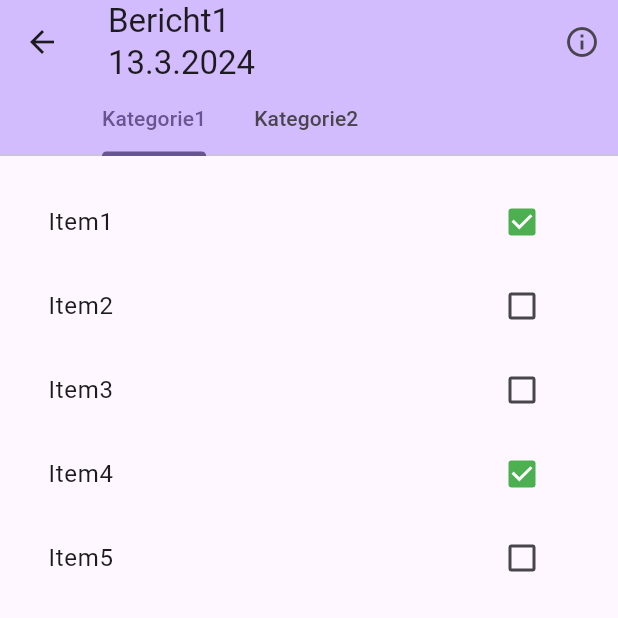
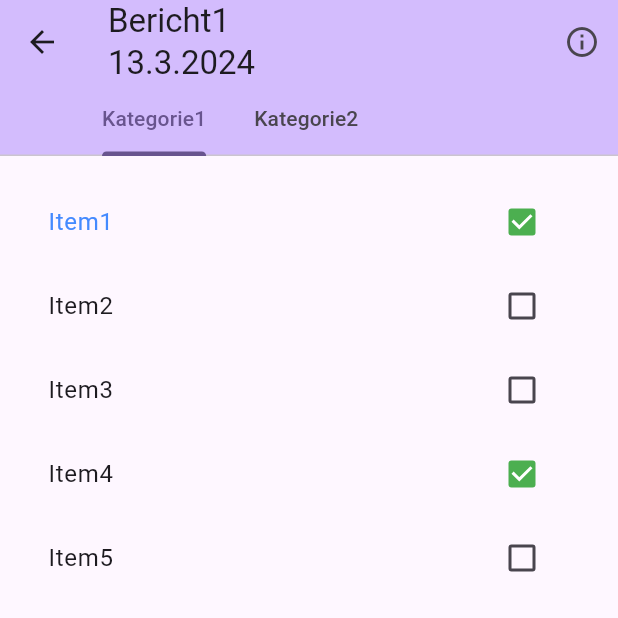
Before and after one commit to Nicolas1901/technischer_dienst, a Flutter app: the ReportList screen opened directly, after a tap on "Bericht1", on a phone screen of 412 x 824 dp, the top half of it. Run offline on Flutter 3.47's test engine with Material 3 defaults, Android fonts, the phone set to English and light mode, and no system bars; our stand-ins replace bloc, equatable, flutter_bloc, get_it, image_picker, pdf and 1 more; missing offline and left inert: flutter_email_sender.

Commit message:
added different color if item has comment on report_checklist.dart

```diff
--- a/lib/features/reports/application/reportsBloc/MockReports.dart
+++ b/lib/features/reports/application/reportsBloc/MockReports.dart
@@ -39,6 +39,7 @@ class MockReports {
     ];
 
     mockReports[0].categories[0].items[0].isChecked = true;
+    mockReports[0].categories[0].items[0].comment = "Kommentar";
     mockReports[0].categories[0].items[3].isChecked = true;
     mockReports[1].categories[2].items[0].isChecked = true;
     mockReports[1].categories[2].items[1].isChecked = true;
--- a/lib/features/reports/presentation/components/report_checklist.dart
+++ b/lib/features/reports/presentation/components/report_checklist.dart
@@ -1,4 +1,3 @@
-
 import 'package:flutter/material.dart';
 import 'package:technischer_dienst/shared/presentation/components/td_check_box_tile.dart';
 
@@ -32,7 +31,12 @@ class _ReportChecklistState extends State<ReportChecklist> {
           itemCount: widget.items.length,
           itemBuilder: (context, index) {
             return CheckboxTileBoxOnly(
-              title: Text(widget.items[index].itemName),
+              title: widget.items[index].comment.isNotEmpty
+                  ? Text(
+                      widget.items[index].itemName,
+                      style: const TextStyle(color: Colors.blueAccent),
+                    )
+                  : Text(widget.items[index].itemName),
               value: widget.items[index].isChecked,
               onChanged: (bool? value) {
                 if (!widget.readonly) {
--- a/lib/features/templates/presentation/components/dynamic_form.dart
+++ b/lib/features/templates/presentation/components/dynamic_form.dart
@@ -119,7 +119,7 @@ class _DynamicFormState extends State<DynamicForm>
               onPressed: () {
                 buildDialog();
               },
-              child: const Text('Add Field'),
+              child: const Text('Gegenstand hinzufügen'),
             ),
           ],
         ),
```
Also changed, not shown: lib/features/reports/presentation/report_details.dart (+13 -10 lines), lib/features/templates/presentation/edit_templates.dart (+13 -16 lines). Lines whose indentation alone changed are shown as unchanged.
